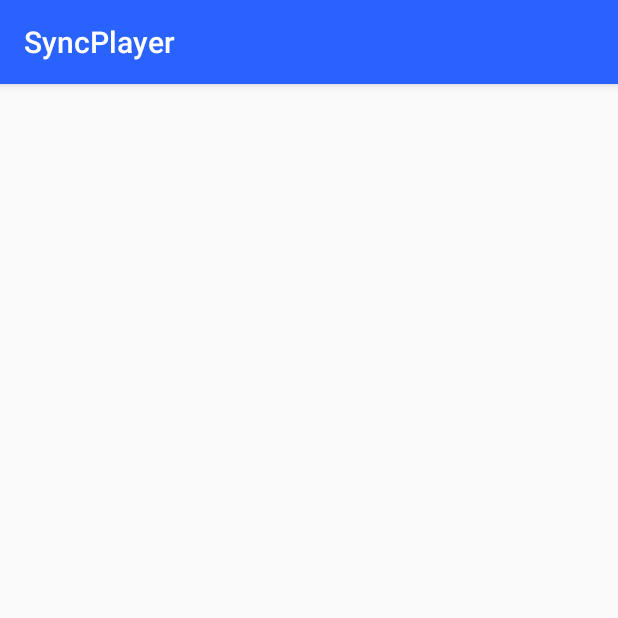
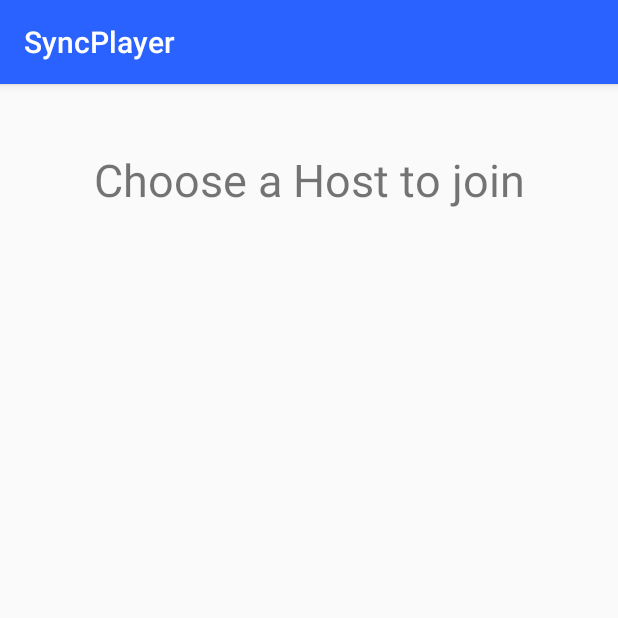
Before and after one commit to AxonDragonScale/SyncPlayer, an Android app: the ClientActivity screen opened directly, with no data from a screen before it, on a phone screen of 412 x 824 dp, the top half of it. Run offline under Robolectric (Android 15) with nearby library versions, the phone set to English and light mode, and no system bars.

Commit message:
Setup basic recyclerView in ClientActivity.
Basic structure is done. Still need to make adapter.

```diff
--- a/app/src/main/java/com/sdpd/syncplayer/ClientActivity.java
+++ b/app/src/main/java/com/sdpd/syncplayer/ClientActivity.java
@@ -2,12 +2,25 @@ package com.sdpd.syncplayer;
 
 import android.support.v7.app.AppCompatActivity;
 import android.os.Bundle;
+import android.support.v7.widget.LinearLayoutManager;
+import android.support.v7.widget.RecyclerView;
 
 public class ClientActivity extends AppCompatActivity {
+
+    RecyclerView rvHostList;
+    RecyclerView.Adapter adapter;
+    RecyclerView.LayoutManager layoutManager;
 
     @Override
     protected void onCreate(Bundle savedInstanceState) {
         super.onCreate(savedInstanceState);
         setContentView(R.layout.activity_client);
+
+        rvHostList = findViewById(R.id.rv_hostList);
+        layoutManager = new LinearLayoutManager(this);
+        adapter = new HostListAdapter();
+
+        rvHostList.setHasFixedSize(true);
+        rvHostList.setLayoutManager(layoutManager);
     }
 }
--- a/app/src/main/java/com/sdpd/syncplayer/HostActivity.java
+++ b/app/src/main/java/com/sdpd/syncplayer/HostActivity.java
@@ -35,6 +35,7 @@ public class HostActivity extends AppCompatActivity {
                     @Override
                     public void onChoosePath(String path, File file) {
                         Toast.makeText(HostActivity.this, "Path: " + path, Toast.LENGTH_SHORT).show();
+                        // TODO: Save path as needed and send to player
                     }
                 });
 
--- /dev/null
+++ b/app/src/main/java/com/sdpd/syncplayer/HostListAdapter.java
@@ -0,0 +1,33 @@
+package com.sdpd.syncplayer;
+
+import android.support.annotation.NonNull;
+import android.support.v7.widget.RecyclerView;
+import android.view.View;
+import android.view.ViewGroup;
+
+public class HostListAdapter extends RecyclerView.Adapter<HostListAdapter.HostViewHolder> {
+
+
+    @NonNull
+    @Override
+    public HostViewHolder onCreateViewHolder(@NonNull ViewGroup viewGroup, int i) {
+        return null;
+    }
+
+    @Override
+    public void onBindViewHolder(@NonNull HostViewHolder hostViewHolder, int i) {
+
+    }
+
+    @Override
+    public int getItemCount() {
+        return 0;
+    }
+
+    public static class HostViewHolder extends RecyclerView.ViewHolder {
+
+        public HostViewHolder(@NonNull View itemView) {
+            super(itemView);
+        }
+    }
+}
--- a/app/src/main/res/layout/activity_client.xml
+++ b/app/src/main/res/layout/activity_client.xml
@@ -6,4 +6,33 @@
     android:layout_height="match_parent"
     tools:context=".ClientActivity">
 
+    <TextView
+        android:id="@+id/tv_chooseHost"
+        android:layout_width="wrap_content"
+        android:layout_height="wrap_content"
+        android:layout_marginStart="8dp"
+        android:layout_marginTop="8dp"
+        android:layout_marginEnd="8dp"
+        android:layout_marginBottom="8dp"
+        android:text="Choose a Host to join"
+        android:textSize="30sp"
+        app:layout_constraintBottom_toBottomOf="parent"
+        app:layout_constraintEnd_toEndOf="parent"
+        app:layout_constraintStart_toStartOf="parent"
+        app:layout_constraintTop_toTopOf="parent"
+        app:layout_constraintVertical_bias="0.050000012" />
+
+    <android.support.v7.widget.RecyclerView
+        android:id="@+id/rv_hostList"
+        android:layout_width="match_parent"
+        android:layout_height="0dp"
+        android:layout_marginStart="8dp"
+        android:layout_marginTop="8dp"
+        android:layout_marginEnd="8dp"
+        android:layout_marginBottom="8dp"
+        app:layout_constraintBottom_toBottomOf="parent"
+        app:layout_constraintEnd_toEndOf="parent"
+        app:layout_constraintStart_toStartOf="parent"
+        app:layout_constraintTop_toBottomOf="@+id/tv_chooseHost" />
+
 </android.support.constraint.ConstraintLayout>
```
